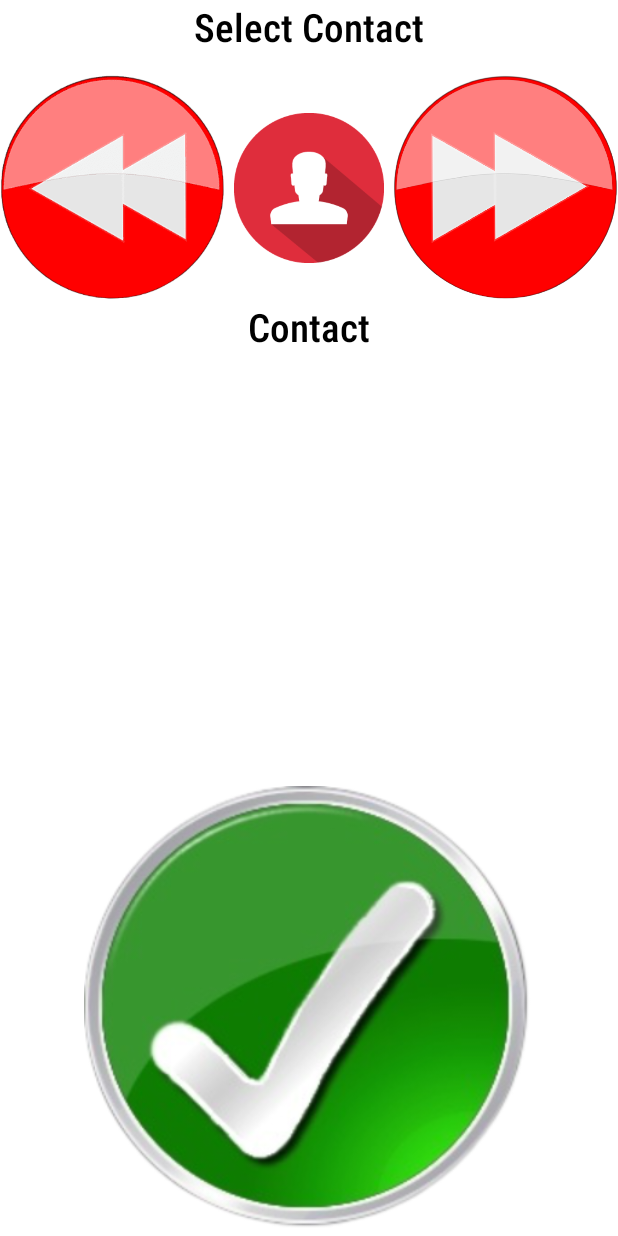
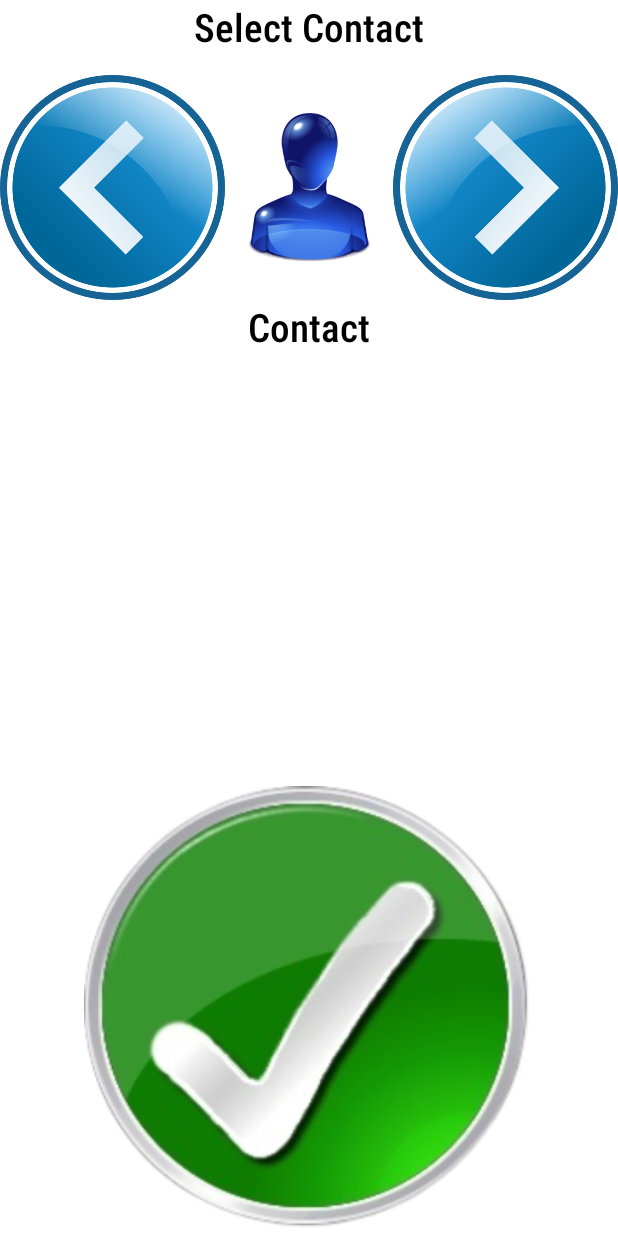
Before and after one commit to Rikanthan/voice_email, an Android app: the layout activity_contacts.xml on its own in the app's theme, with its tools: preview values and no code run, on a phone screen of 412 x 824 dp. Run offline under Robolectric (Android 15) with nearby library versions, the phone set to English and light mode, and no system bars; Roboto replaces fonts that are not available here.

Commit message:
change color

```diff
--- a/app/src/main/AndroidManifest.xml
+++ b/app/src/main/AndroidManifest.xml
@@ -20,7 +20,7 @@
         <activity android:name=".ResetPassword" />
         <activity android:name=".Home" />
         <activity android:name=".RegisterActivity" />
-        <activity android:name=".MainActivity">
+        <activity android:name=".MainActivity" android:theme="@style/SplashTheme">
             <intent-filter>
                 <action android:name="android.intent.action.MAIN" />
 
--- a/app/src/main/res/drawable/bg_gredient.xml
+++ b/app/src/main/res/drawable/bg_gredient.xml
@@ -3,7 +3,7 @@
     <gradient
         android:type="linear"
         android:angle="135"
-        android:startColor="#ff1b49"
-        android:endColor="#e67d20" />
+        android:startColor="@color/blue"
+        android:endColor="@color/white" />
 
 </shape>
--- a/app/src/main/res/drawable/gredient.xml
+++ b/app/src/main/res/drawable/gredient.xml
@@ -4,6 +4,6 @@
     android:shape="rectangle">
     <gradient
         android:angle="225"
-        android:endColor="@android:color/darker_gray"
-        android:startColor="#044fab"/>
+        android:endColor="@android:color/holo_blue_bright"
+        android:startColor="@color/white"/>
 </shape>
--- /dev/null
+++ b/app/src/main/res/drawable/ic_baseline_attach_file_24.xml
@@ -0,0 +1,5 @@
+<vector android:height="24dp" android:tint="#0A0909"
+    android:viewportHeight="24" android:viewportWidth="24"
+    android:width="24dp" xmlns:android="http://schemas.android.com/apk/res/android">
+    <path android:fillColor="@android:color/white" android:pathData="M16.5,6v11.5c0,2.21 -1.79,4 -4,4s-4,-1.79 -4,-4V5c0,-1.38 1.12,-2.5 2.5,-2.5s2.5,1.12 2.5,2.5v10.5c0,0.55 -0.45,1 -1,1s-1,-0.45 -1,-1V6H10v9.5c0,1.38 1.12,2.5 2.5,2.5s2.5,-1.12 2.5,-2.5V5c0,-2.21 -1.79,-4 -4,-4S7,2.79 7,5v12.5c0,3.04 2.46,5.5 5.5,5.5s5.5,-2.46 5.5,-5.5V6h-1.5z"/>
+</vector>
--- /dev/null
+++ b/app/src/main/res/drawable/ic_baseline_attachment_24.xml
@@ -0,0 +1,5 @@
+<vector android:height="24dp" android:tint="#0A0909"
+    android:viewportHeight="24" android:viewportWidth="24"
+    android:width="24dp" xmlns:android="http://schemas.android.com/apk/res/android">
+    <path android:fillColor="@android:color/white" android:pathData="M2,12.5C2,9.46 4.46,7 7.5,7H18c2.21,0 4,1.79 4,4s-1.79,4 -4,4H9.5C8.12,15 7,13.88 7,12.5S8.12,10 9.5,10H17v2H9.41c-0.55,0 -0.55,1 0,1H18c1.1,0 2,-0.9 2,-2s-0.9,-2 -2,-2H7.5C5.57,9 4,10.57 4,12.5S5.57,16 7.5,16H17v2H7.5C4.46,18 2,15.54 2,12.5z"/>
+</vector>
--- a/app/src/main/res/drawable/splash_background.xml
+++ b/app/src/main/res/drawable/splash_background.xml
@@ -6,4 +6,5 @@
         <bitmap android:gravity="center"
             android:src="@drawable/logo2"/>
     </item>
+
 </layer-list>
--- a/app/src/main/res/layout/activity_contacts.xml
+++ b/app/src/main/res/layout/activity_contacts.xml
@@ -21,28 +21,29 @@
 
     <ImageButton
         android:id="@+id/pre"
-        android:layout_marginTop="50dp"
         android:layout_width="150dp"
         android:layout_height="150dp"
+        android:layout_alignParentLeft="true"
         android:layout_gravity="start"
-        android:background="@drawable/pre"
-        android:layout_alignParentLeft="true"
-        android:onClick="previous"
-        />
+        android:layout_marginTop="50dp"
+        android:background="@drawable/pre_blue"
+        android:onClick="previous" />
+
     <ImageView
+        android:layout_width="100dp"
+        android:layout_height="100dp"
+        android:layout_centerHorizontal="true"
         android:layout_marginTop="75dp"
-        android:layout_centerHorizontal="true"
-        android:background="@drawable/contact_img"
-        android:layout_width="100dp"
-        android:layout_height="100dp"/>
+        android:background="@drawable/person" />
+
     <ImageButton
         android:id="@+id/next"
         android:layout_width="150dp"
         android:layout_height="150dp"
+        android:layout_alignParentRight="true"
         android:layout_gravity="end"
         android:layout_marginTop="50dp"
-        android:background="@drawable/next"
-        android:layout_alignParentRight="true"
+        android:background="@drawable/next_blue"
         android:onClick="next"
 
         />
--- a/app/src/main/res/layout/activity_reset_password.xml
+++ b/app/src/main/res/layout/activity_reset_password.xml
@@ -26,13 +26,13 @@
         android:layout_width="match_parent"
         android:layout_height="wrap_content"
         android:layout_gravity="center"
+        android:layout_marginStart="10dp"
         android:layout_marginTop="50dp"
-        android:fontFamily="sans-serif-smallcaps"
+        android:fontFamily="@font/lato_bold"
         android:text="Email address"
         android:textAlignment="textStart"
         android:textColor="@color/black"
         android:textSize="14dp"
-        android:layout_marginStart="10dp"
         tools:ignore="RtlCompat" />
     <EditText
         android:id="@+id/editTextTextEmailAddress"
--- a/app/src/main/res/values/strings.xml
+++ b/app/src/main/res/values/strings.xml
@@ -1,5 +1,5 @@
 <resources>
-    <string name="app_name">Voice Email</string>
+    <string name="app_name">I-Email</string>
     <string name="prompt_email">Email</string>
     <string name="prompt_password">Password</string>
     <string name="login">Login</string>
--- a/app/src/main/res/values/themes.xml
+++ b/app/src/main/res/values/themes.xml
@@ -2,8 +2,8 @@
     <!-- Base application theme. -->
     <style name="Theme.Iemail" parent="Theme.MaterialComponents.DayNight.DarkActionBar">
         <!-- Primary brand color. -->
-        <item name="colorPrimary">@color/red</item>
-        <item name="colorPrimaryVariant">@color/red</item>
+        <item name="colorPrimary">@color/blue</item>
+        <item name="colorPrimaryVariant">@color/blue</item>
         <item name="colorOnPrimary">@color/white</item>
         <!-- Secondary brand color. -->
         <item name="colorSecondary">@color/teal_200</item>
@@ -16,7 +16,7 @@
     <style name="SplashTheme" parent="Theme.MaterialComponents.Light.NoActionBar">
         <item name="android:windowBackground">@drawable/splash_background</item>
         <item name="colorPrimary">@color/colorPrimary</item>
-        <item name="colorPrimaryDark">@color/colorPrimaryDark</item>
+        <item name="colorPrimaryDark">@color/blue</item>
         <item name="colorAccent">@color/colorAccent</item>
         <item name="colorOnBackground">@color/colorAccent</item>
     </style>
```
Also changed, not shown: app/src/main/java/com/example/i_email/MainActivity.java (+2 -7 lines), app/src/main/res/layout/activity_actions.xml (+4 -4 lines), app/src/main/res/layout/activity_home.xml (+10 -5 lines), app/src/main/res/layout/activity_main.xml (+14 -5 lines), app/src/main/res/drawable/actions.png (added), app/src/main/res/drawable/iemail.png (added), app/src/main/res/drawable/mic_blue.png (added), app/src/main/res/drawable/next_blue.png (added), app/src/main/res/drawable/person.png (added), app/src/main/res/drawable/pre_blue.png (added).
